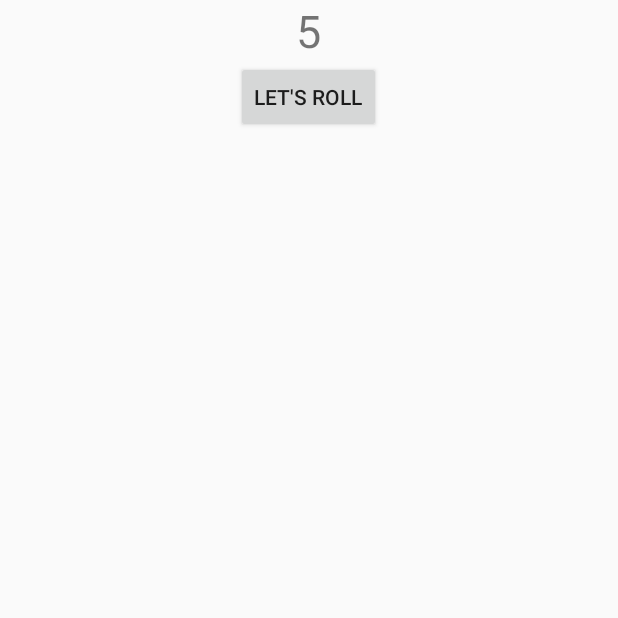
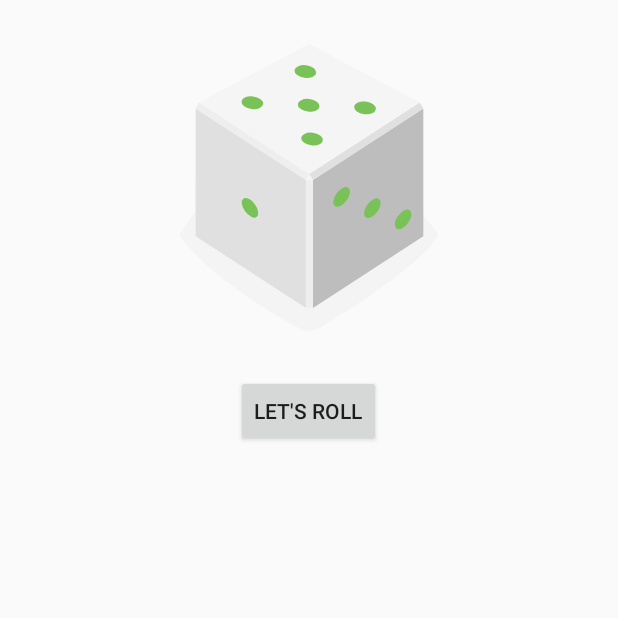
Before and after one commit to GildoSavior/Dice-Roller, an Android app built with Jetpack Compose: the screen it shows after launch (MainActivity), after a tap on "LET'S ROLL", on a phone screen of 412 x 824 dp, the top half of it. Run offline under Robolectric (Android 15) with nearby library versions, the phone set to English and light mode, and no system bars.

Commit message:
Change images randonly

```diff
--- a/app/src/main/java/com/example/diceroller/MainActivity.kt
+++ b/app/src/main/java/com/example/diceroller/MainActivity.kt
@@ -2,6 +2,7 @@ package com.example.diceroller
 
 import android.os.Bundle
 import android.widget.Button
+import android.widget.ImageView
 import android.widget.TextView
 import androidx.activity.ComponentActivity
 
@@ -22,7 +23,17 @@ class MainActivity : ComponentActivity() {
 
     private fun rollDice() {
         val randomInt = (1..6).random()
-        val resultText: TextView = findViewById(R.id.result_text)
-        resultText.text = randomInt.toString()
+        val diceImage : ImageView = findViewById(R.id.dice)
+
+        var drawableResource = when (randomInt) {
+            1 -> R.drawable.dice_1
+            2 -> R.drawable.dice_2
+            3 -> R.drawable.dice_3
+            4 -> R.drawable.dice_4
+            5 -> R.drawable.dice_5
+            else -> R.drawable.dice_6
+        }
+
+        diceImage.setImageResource(drawableResource)
     }
 }
--- a/app/src/main/res/layout/activity_main.xml
+++ b/app/src/main/res/layout/activity_main.xml
@@ -9,14 +9,12 @@
     tools:context=".MainActivity">
 
 
-    <TextView
-        android:id="@+id/result_text"
+    <ImageView
+        android:id="@+id/dice"
         android:layout_width="wrap_content"
         android:layout_height="wrap_content"
-        android:text="1"
-        android:textSize="30sp"
-        android:layout_gravity= "center_horizontal"
-        />
+        android:layout_gravity="center_horizontal"
+        android:src="@drawable/dice_1" />
 
     <Button
         android:id="@+id/roll_button"
```
